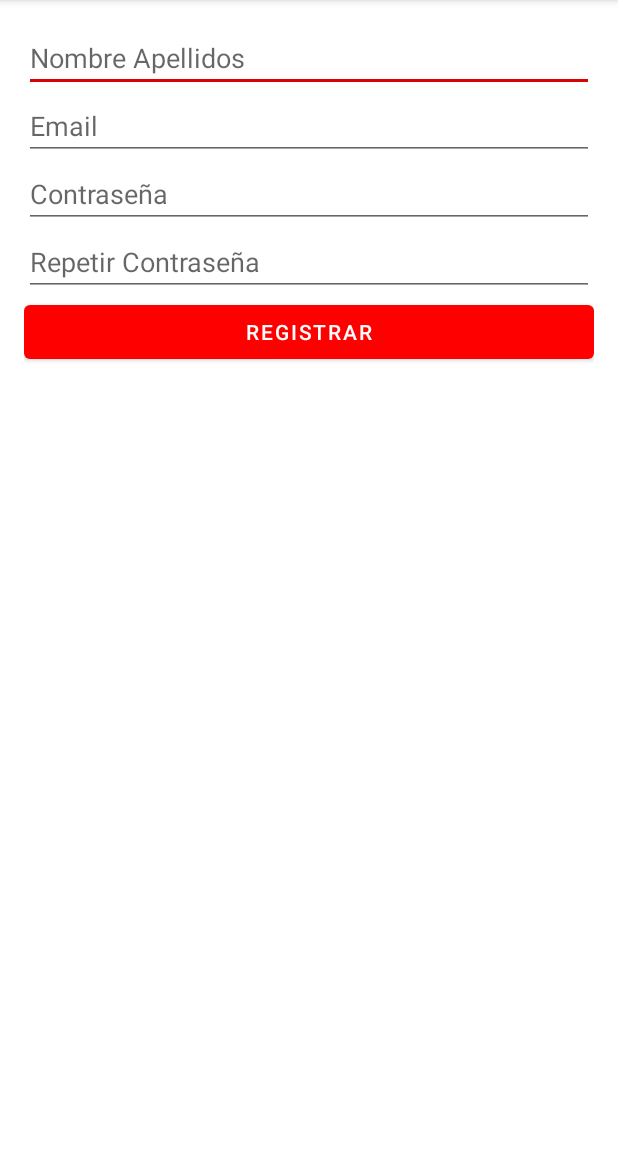
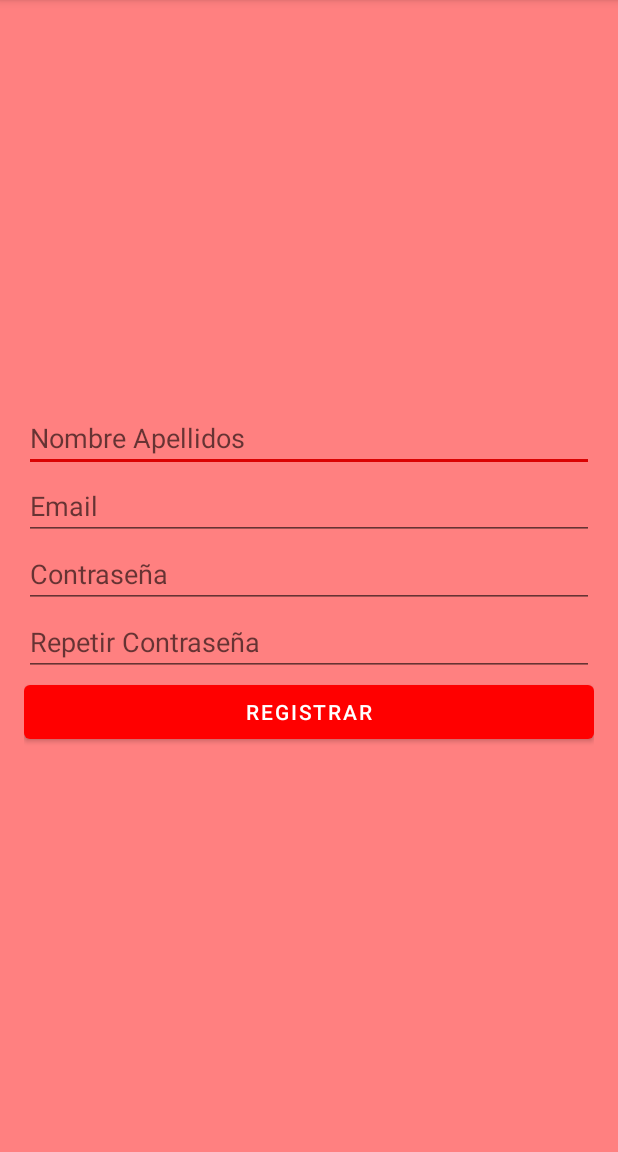
Before and after one commit to rvallbona/Valommunity, an Android app: the AccountCreatorActivity screen opened directly, with no data from a screen before it, on a phone screen of 412 x 824 dp, the part 84-1236 px from its top. Run offline under Robolectric (Android 15) with nearby library versions, the phone set to English and light mode, and no system bars; our stand-ins replace Firebase (no records; nobody signed in at launch, a user with empty details on screens opened directly).

Commit message:
database publication fragment2

```diff
--- a/app/src/main/res/layout/activity_account_creator.xml
+++ b/app/src/main/res/layout/activity_account_creator.xml
@@ -4,15 +4,16 @@
     xmlns:tools="http://schemas.android.com/tools"
     android:layout_width="match_parent"
     android:layout_height="match_parent"
+    android:background="#FF8080"
     tools:context=".AccountCreatorActivity">
 
     <LinearLayout
         android:layout_width="0dp"
         android:layout_height="wrap_content"
         android:layout_marginStart="16dp"
-        android:layout_marginTop="16dp"
         android:layout_marginEnd="16dp"
         android:orientation="vertical"
+        app:layout_constraintBottom_toBottomOf="parent"
         app:layout_constraintEnd_toEndOf="parent"
         app:layout_constraintStart_toStartOf="parent"
         app:layout_constraintTop_toTopOf="parent">
--- a/app/src/main/res/layout/activity_auth.xml
+++ b/app/src/main/res/layout/activity_auth.xml
@@ -11,9 +11,9 @@
         android:layout_width="0dp"
         android:layout_height="wrap_content"
         android:layout_marginStart="16dp"
-        android:layout_marginTop="16dp"
         android:layout_marginEnd="16dp"
         android:orientation="vertical"
+        app:layout_constraintBottom_toBottomOf="parent"
         app:layout_constraintEnd_toEndOf="parent"
         app:layout_constraintStart_toStartOf="parent"
         app:layout_constraintTop_toTopOf="parent">
@@ -38,8 +38,8 @@
             android:id="@+id/btnOlvidar"
             android:layout_width="match_parent"
             android:layout_height="wrap_content"
+            android:clickable="true"
             android:text="@string/strOlvidar"
-            android:clickable="true"
             android:textColor="#FF0000" />
 
         <LinearLayout
--- a/app/src/main/res/layout/activity_recordar_pass.xml
+++ b/app/src/main/res/layout/activity_recordar_pass.xml
@@ -4,15 +4,16 @@
     xmlns:tools="http://schemas.android.com/tools"
     android:layout_width="match_parent"
     android:layout_height="match_parent"
+    android:background="#FF8080"
     tools:context=".RecordarPassActivity">
 
     <LinearLayout
         android:layout_width="0dp"
         android:layout_height="wrap_content"
         android:layout_marginStart="16dp"
-        android:layout_marginTop="16dp"
         android:layout_marginEnd="16dp"
         android:orientation="vertical"
+        app:layout_constraintBottom_toBottomOf="parent"
         app:layout_constraintEnd_toEndOf="parent"
         app:layout_constraintStart_toStartOf="parent"
         app:layout_constraintTop_toTopOf="parent">
```
